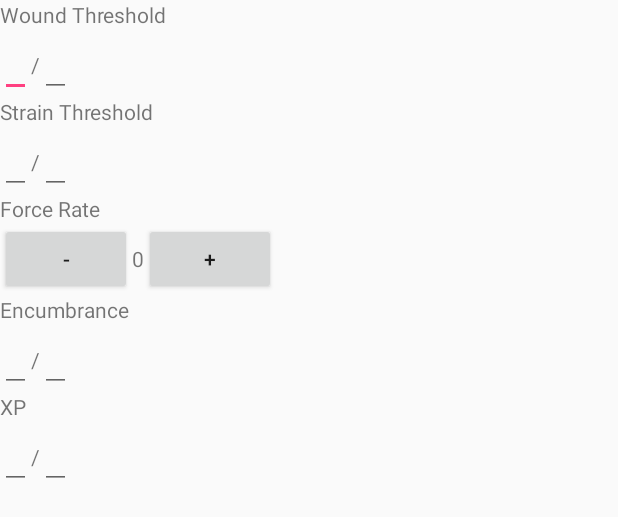
After one commit to JasterBen/SWFiches, an Android app: the layout dialog_edit_stats.xml on its own in the app's theme, with its tools: preview values and no code run, on a phone screen of 412 x 824 dp. The commit adds this screen. Shown: the top 517 px of the screen. Run offline under Robolectric (Android 15) with nearby library versions, the phone set to English and light mode, and no system bars.

Commit message:
create component editText / editText update stats is ok

```diff
--- /dev/null
+++ b/app/src/main/java/com/example/hokan/swfiches/components/HorizontalDoubleEditTextWithSlash.java
@@ -0,0 +1,73 @@
+package com.example.hokan.swfiches.components;
+
+import android.content.Context;
+import android.text.InputType;
+import android.util.AttributeSet;
+import android.view.LayoutInflater;
+import android.view.View;
+import android.widget.EditText;
+import android.widget.LinearLayout;
+
+import com.example.hokan.swfiches.R;
+
+/**
+ * Created by Ben on 20/04/2016.
+ */
+public class HorizontalDoubleEditTextWithSlash extends LinearLayout {
+
+    private EditText leftEditText;
+    private EditText rightEditText;
+
+
+    public HorizontalDoubleEditTextWithSlash(Context context) {
+        super(context);
+        init(context);
+    }
+
+    public HorizontalDoubleEditTextWithSlash(Context context, AttributeSet attrs) {
+        super(context, attrs);
+        init(context);
+    }
+
+    public HorizontalDoubleEditTextWithSlash(Context context, AttributeSet attrs, int defStyleAttr) {
+        super(context, attrs, defStyleAttr);
+        init(context);
+    }
+
+
+    private void init(Context context)
+    {
+        LayoutInflater inflater = (LayoutInflater) context.getSystemService(Context.LAYOUT_INFLATER_SERVICE);
+        View view = inflater.inflate(R.layout.horizontal_double_edit_text_with_slash, null, false);
+        addView(view);
+    }
+
+
+    @Override
+    protected void onFinishInflate() {
+        super.onFinishInflate();
+
+        leftEditText = (EditText) findViewById(R.id.horizontal_double_edit_text_slash_left);
+
+        rightEditText = (EditText) findViewById(R.id.horizontal_double_edit_text_slash_right);
+    }
+
+
+    public int getLeftValue() {
+        return Math.max(Integer.parseInt(leftEditText.getText().toString()), 0);
+    }
+
+    public void setLeftValue(int leftValue) {
+        leftEditText.setText(String.valueOf(leftValue));
+    }
+
+    public int getRightValue() {
+        return Math.max(Integer.parseInt(rightEditText.getText().toString()), 0);
+    }
+
+    public void setRightValue(int rightValue) {
+        rightEditText.setText(String.valueOf(rightValue));
+    }
+
+
+}
--- /dev/null
+++ b/app/src/main/res/layout/dialog_edit_stats.xml
@@ -0,0 +1,61 @@
+<?xml version="1.0" encoding="utf-8"?>
+<LinearLayout xmlns:android="http://schemas.android.com/apk/res/android"
+    android:orientation="vertical" android:layout_width="match_parent"
+    android:layout_height="match_parent">
+
+    <TextView
+        android:layout_width="match_parent"
+        android:layout_height="wrap_content"
+        android:text="@string/dialog_stats_wound"/>
+
+    <com.example.hokan.swfiches.components.HorizontalDoubleEditTextWithSlash
+        android:id="@+id/dialog_edit_stats_wound_modifier"
+        android:layout_width="match_parent"
+        android:layout_height="wrap_content">
+    </com.example.hokan.swfiches.components.HorizontalDoubleEditTextWithSlash>
+
+    <TextView
+        android:layout_width="match_parent"
+        android:layout_height="wrap_content"
+        android:text="@string/dialog_stats_strain"/>
+
+    <com.example.hokan.swfiches.components.HorizontalDoubleEditTextWithSlash
+        android:id="@+id/dialog_edit_stats_strain_modifier"
+        android:layout_width="match_parent"
+        android:layout_height="wrap_content">
+    </com.example.hokan.swfiches.components.HorizontalDoubleEditTextWithSlash>
+
+    <TextView
+        android:layout_width="match_parent"
+        android:layout_height="wrap_content"
+        android:text="@string/dialog_stats_force_rating"/>
+
+    <com.example.hokan.swfiches.components.HorizontalNumberPicker
+        android:id="@+id/dialog_edit_stats_force_modifier"
+        android:layout_width="match_parent"
+        android:layout_height="wrap_content">
+    </com.example.hokan.swfiches.components.HorizontalNumberPicker>
+
+    <TextView
+        android:layout_width="match_parent"
+        android:layout_height="wrap_content"
+        android:text="@string/dialog_stats_weight"/>
+
+    <com.example.hokan.swfiches.components.HorizontalDoubleEditTextWithSlash
+        android:id="@+id/dialog_edit_stats_weight_modifier"
+        android:layout_width="match_parent"
+        android:layout_height="wrap_content">
+    </com.example.hokan.swfiches.components.HorizontalDoubleEditTextWithSlash>
+
+    <TextView
+        android:layout_width="match_parent"
+        android:layout_height="wrap_content"
+        android:text="@string/dialog_stats_xp"/>
+
+    <com.example.hokan.swfiches.components.HorizontalDoubleEditTextWithSlash
+        android:id="@+id/dialog_edit_stats_xp_modifier"
+        android:layout_width="match_parent"
+        android:layout_height="wrap_content">
+    </com.example.hokan.swfiches.components.HorizontalDoubleEditTextWithSlash>
+
+</LinearLayout>
--- /dev/null
+++ b/app/src/main/res/layout/horizontal_double_edit_text_with_slash.xml
@@ -0,0 +1,27 @@
+<?xml version="1.0" encoding="utf-8"?>
+<LinearLayout xmlns:android="http://schemas.android.com/apk/res/android"
+    android:orientation="horizontal" android:layout_width="match_parent"
+    android:layout_height="match_parent" >
+
+    <EditText
+        android:id="@+id/horizontal_double_edit_text_slash_left"
+        android:layout_width="wrap_content"
+        android:layout_height="wrap_content"
+        android:singleLine="true"
+        android:inputType="number"/>
+
+    <TextView
+        android:id="@+id/horizontal_double_edit_text_slash_slash"
+        android:layout_width="wrap_content"
+        android:layout_height="wrap_content"
+        android:text="/" />
+
+    <EditText
+        android:id="@+id/horizontal_double_edit_text_slash_right"
+        android:layout_width="wrap_content"
+        android:layout_height="wrap_content"
+        android:singleLine="true"
+        android:inputType="number"/>
+
+
+</LinearLayout>
--- a/app/src/main/res/values/strings.xml
+++ b/app/src/main/res/values/strings.xml
@@ -58,5 +58,11 @@
     <string name="format_force_rate">Force rate\n%s</string>
     <string name="format_weight">Weight\n%1$s/%2$s</string>
     <string name="format_xp">Xp\n%1$s/%2$s</string>
+    <string name="dialog_stats_title">Statistics</string>
+    <string name="dialog_stats_wound">Wound Threshold</string>
+    <string name="dialog_stats_strain">Strain Threshold</string>
+    <string name="dialog_stats_force_rating">Force Rate</string>
+    <string name="dialog_stats_weight">Encumbrance</string>
+    <string name="dialog_stats_xp">XP</string>
 
 </resources>
```
Also changed, not shown: app/src/main/java/com/example/hokan/swfiches/components/HorizontalNumberPicker.java (+10 -4 lines), app/src/main/java/com/example/hokan/swfiches/fragments/CharacteristicFragment.java (+8 -0 lines), app/src/main/java/com/example/hokan/swfiches/fragments/StatsFragment.java (+57 -2 lines).
